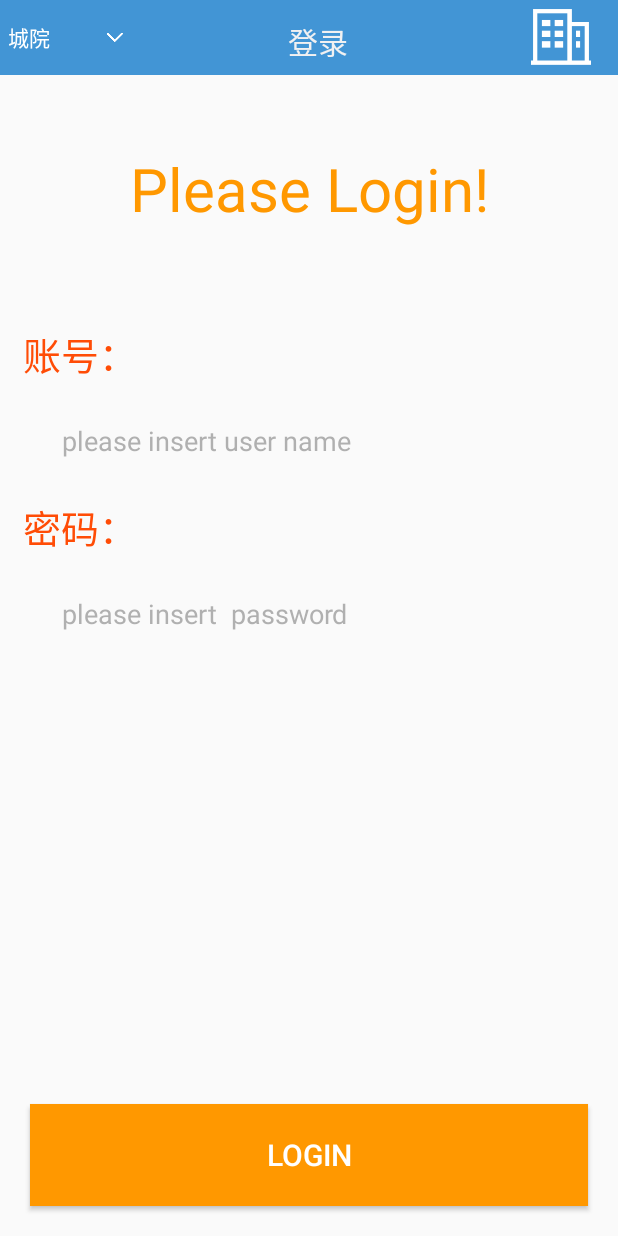
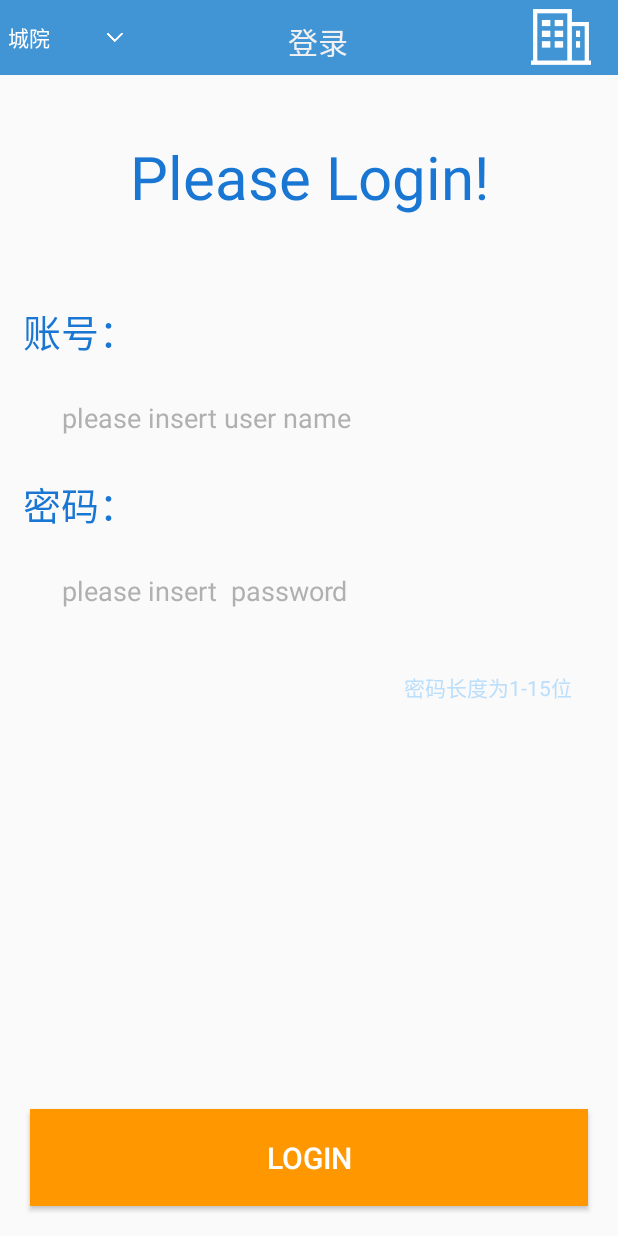
Before and after one commit to YiQunSheng/Campaigo, an Android app: the login_Activity screen opened directly, with no data from a screen before it, after a tap on "LOGIN", on a phone screen of 412 x 824 dp. Run offline under Robolectric (Android 15) with nearby library versions, the phone set to English and light mode, and no system bars.

Commit message:
实现了倒序查看活动，规范了输入的范围

```diff
--- a/app/src/main/java/com/example/admin/campaigo/ui/activity/CampaignInfoActivity.java
+++ b/app/src/main/java/com/example/admin/campaigo/ui/activity/CampaignInfoActivity.java
@@ -54,10 +54,10 @@ public class CampaignInfoActivity extends AppCompatActivity {
         endeadTimestamp = Timestamp.valueOf(intent.getStringExtra("endeadTime"));
         button_TakePart = (Button) findViewById(R.id.button_takePartIn);
         campaignId = String.valueOf(intent.getIntExtra("id",0));
-        Log.e("id", campaignId);
+        Log.d("id", campaignId);
         hasTokenPartInurl = hasTokenPartInurl + campaignId + "&userid=" + getId();
         url = url + getId() + "&caid=" + campaignId;
-        Log.e("=====》》》", url);
+        Log.d("=====》》》", url);
         HttpUtil.sendOkHttpRequest(hasTokenPartInurl, new okhttp3.Callback() {
             @Override
             public void onFailure(Call call, IOException e) {
@@ -70,7 +70,6 @@ public class CampaignInfoActivity extends AppCompatActivity {
                 Log.e("has??", hasToken);
             }
         });
-
         button_TakePart.setOnClickListener(new View.OnClickListener() {
             @Override
             public void onClick(View view) {
--- a/app/src/main/java/com/example/admin/campaigo/ui/activity/login_Activity.java
+++ b/app/src/main/java/com/example/admin/campaigo/ui/activity/login_Activity.java
@@ -138,12 +138,12 @@ public class login_Activity extends AppCompatActivity implements View.OnClickLis
             return null;
         }
     }
-    //这两个不用调用，是判断输入用的
+    //这两个不用调用，是判断输入用的.Name=1~8,Passwd<16
     public boolean isNameValied(String name) {
-        return name.length() > 0;
+        return (name.length() > 0&&name.length()<9);
     }
     private boolean isPasswdValied(String passwd) {
-        return passwd.length() > 0;
+        return (passwd.length() > 0&&passwd.length()<16);
     }
     private void UserJsontoPreference(String UserJson) {
         SharedPreferences.Editor editor = getSharedPreferences("user_Info", MODE_PRIVATE).edit();
--- a/app/src/main/java/com/example/admin/campaigo/ui/fragment/applyFragment.java
+++ b/app/src/main/java/com/example/admin/campaigo/ui/fragment/applyFragment.java
@@ -204,7 +204,7 @@ public class applyFragment extends Fragment {
         return json;
     }
     private boolean isNameValied(String name) {
-        return name.length() > 0;
+        return (name.length() > 0&&name.length()<16);
     }
     private boolean isStartValied(String start) {
         return start.length() > 0;
@@ -216,7 +216,7 @@ public class applyFragment extends Fragment {
         return endead.length() > 0;
     }
     private boolean isdescribeValied(String describe) {
-        return describe.length() > 0;
+        return (describe.length() > 0&&describe.length()<=30);
     }
     private String getUserId() {
         String UserJson = UserPreferencetoJson();
--- a/app/src/main/java/com/example/admin/campaigo/ui/fragment/campaignsFragment.java
+++ b/app/src/main/java/com/example/admin/campaigo/ui/fragment/campaignsFragment.java
@@ -36,6 +36,7 @@ import com.example.admin.campaigo.network.HttpUtil;
 import java.io.IOException;
 import java.sql.Timestamp;
 import java.util.ArrayList;
+import java.util.Collections;
 import java.util.List;
 import java.util.concurrent.Executors;
 import java.util.concurrent.ScheduledExecutorService;
@@ -311,6 +312,7 @@ public class campaignsFragment extends  Fragment {
                 Response response = client.newCall(request).execute();
                 campaignsJson= response.body().string();
                 searchCampaigns = JSON.parseArray(campaignsJson, Campaign.class);
+                Collections.reverse(searchCampaigns); // 倒序排列
             } catch (IOException e) {
                 e.printStackTrace();
             }
--- a/app/src/main/res/layout/activity_login.xml
+++ b/app/src/main/res/layout/activity_login.xml
@@ -9,7 +9,7 @@
 <TextView
     android:layout_weight="1"
     android:gravity="center"
-    android:textColor="#FF9800"
+    android:textColor="@color/primary_dark"
     android:textSize="40sp"
     android:layout_width="match_parent"
     android:layout_height="wrap_content"
@@ -24,7 +24,7 @@
         android:layout_width="match_parent"
         android:layout_height="wrap_content"
         android:text="账号："
-        android:textColor="@color/app_yellow"
+        android:textColor="@color/primary_dark"
         android:textSize="25sp" />
     <EditText
         android:layout_margin="10dp"
@@ -37,16 +37,25 @@
         android:layout_width="match_parent"
         android:layout_height="wrap_content"
         android:text="密码："
-        android:textColor="@color/app_yellow"
+        android:textColor="@color/primary_dark"
         android:textSize="25sp" />
+
     <EditText
+        android:id="@+id/edit_passwd"
+        style="@style/login_editText_style"
+        android:layout_width="match_parent"
+        android:layout_height="wrap_content"
         android:layout_margin="10dp"
         android:hint="please insert  password"
+        android:inputType="textPassword" />
+
+    <TextView
+        android:textColor="@color/primary_light"
+        android:layout_margin="15dp"
+        android:gravity="right"
+        android:text="密码长度为1-15位"
         android:layout_width="match_parent"
-        android:layout_height="wrap_content"
-        style="@style/login_editText_style"
-        android:inputType="textPassword"
-        android:id="@+id/edit_passwd"/>
+        android:layout_height="wrap_content" />
 </LinearLayout>
     <ProgressBar
         android:layout_weight="0.1"
@@ -61,7 +70,7 @@
         android:id="@+id/button_submit"
         android:layout_width="match_parent"
         android:layout_height="wrap_content"
-        android:background="#FF9800"
+        android:background="@color/accent"
         android:text="Login"
         android:textSize="20sp"
         android:textColor="@color/white"
--- a/app/src/main/res/layout/activity_pass_campaign.xml
+++ b/app/src/main/res/layout/activity_pass_campaign.xml
@@ -135,6 +135,7 @@
                 android:id="@+id/text_pass_endedtime"
                 android:layout_width="0dp"
                 android:layout_weight="3"
+                android:textSize="18dp"
                 android:layout_height="match_parent"
                 android:background="#1976D2"
                 android:textColor="@color/white" />
--- a/app/src/main/res/layout/fragment_apply.xml
+++ b/app/src/main/res/layout/fragment_apply.xml
@@ -41,6 +41,8 @@
                 />
 
             <EditText
+                android:hint="不超过15字"
+                android:textColorHint="@color/primary_light"
                 android:maxLines="1"
                 android:id="@+id/edit_apply_name"
                 android:text=""
@@ -163,6 +165,8 @@
                 />
 
             <EditText
+                android:hint=" 不超过30字"
+                android:textColorHint="@color/primary_light"
                 android:maxLines="1"
                 android:id="@+id/edit_apply_describe"
                 android:layout_width="0dp"
```
